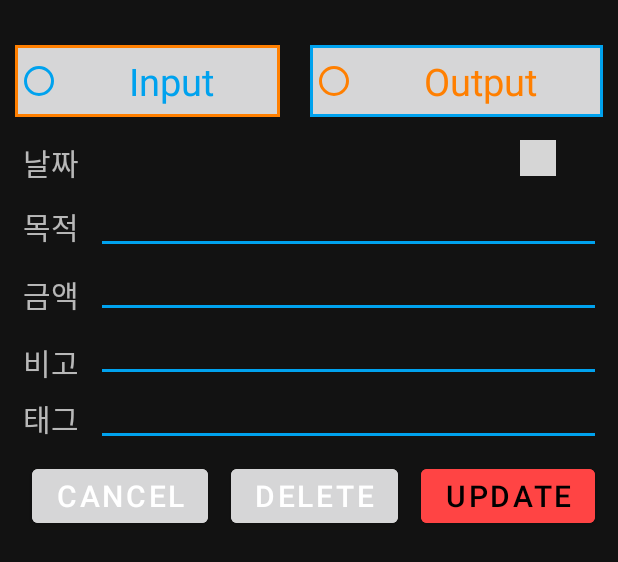
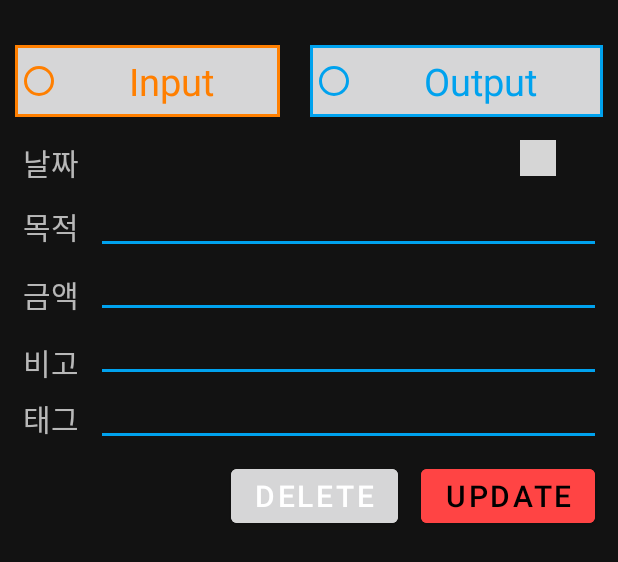
Before and after one commit to kbh97102/IwaanaFatWallet, an Android app: the layout pay_full_dialog_layout.xml on its own in the app's theme, with its tools: preview values and no code run, on a phone screen of 412 x 824 dp. Shown: the top 562 px of the screen. Run offline under Robolectric (Android 15) with nearby library versions, the phone set to English and light mode, and no system bars; grey boxes are pictures that could not be loaded.

Commit message:
Update UI

```diff
--- a/app/src/main/java/arakene/fatwallet/fragments/dialog/PayFullDialog.kt
+++ b/app/src/main/java/arakene/fatwallet/fragments/dialog/PayFullDialog.kt
@@ -62,10 +62,6 @@ class PayFullDialog() : DialogFragment() {
                 vm!!.deleteData()
                 dismiss()
             }
-            updateCancel.setOnClickListener {
-                dismiss()
-            }
-
             val builder = StringBuilder()
             vm!!.getChangeTarget().value!!.tags.forEachIndexed { index, payTag ->
                 if (index == vm!!.getChangeTarget().value!!.tags.size - 1) {
--- a/app/src/main/res/layout/pay_full_dialog_layout.xml
+++ b/app/src/main/res/layout/pay_full_dialog_layout.xml
@@ -32,10 +32,10 @@
                 android:layout_marginEnd="10dp"
                 android:layout_weight="1"
                 android:background="@drawable/input_button_border"
-                android:buttonTint="#00a2ee"
+                android:buttonTint="@color/input_color"
                 android:gravity="center"
                 android:text="Input"
-                android:textColor="#00a2ee"
+                android:textColor="@color/input_color"
                 android:textSize="25sp" />
 
             <RadioButton
@@ -47,10 +47,10 @@
                 android:layout_marginEnd="10dp"
                 android:layout_weight="1"
                 android:background="@drawable/output_button_border"
-                android:buttonTint="#ff7f00"
+                android:buttonTint="@color/output_color"
                 android:gravity="center"
                 android:text="Output"
-                android:textColor="#ff7f00"
+                android:textColor="@color/output_color"
                 android:textSize="25sp" />
 
         </RadioGroup>
@@ -183,21 +183,6 @@
             app:layout_constraintStart_toEndOf="@id/update_tag_text"
             app:layout_constraintTop_toBottomOf="@id/update_des" />
 
-
-        <Button
-            android:id="@+id/update_cancel"
-            android:layout_width="wrap_content"
-            android:layout_height="wrap_content"
-            android:layout_margin="15dp"
-            android:layout_marginTop="10dp"
-            android:layout_marginEnd="20dp"
-            android:backgroundTint="@color/fui_transparent"
-            android:text="Cancel"
-            android:textColor="@color/white"
-            android:textSize="20sp"
-            app:layout_constraintEnd_toStartOf="@id/update_delete"
-            app:layout_constraintTop_toBottomOf="@id/update_tags" />
-
         <Button
             android:id="@+id/update_delete"
             android:layout_width="wrap_content"
```
Also changed, not shown: app/src/main/res/layout/pay_add_layout.xml (+0 -13 lines).
